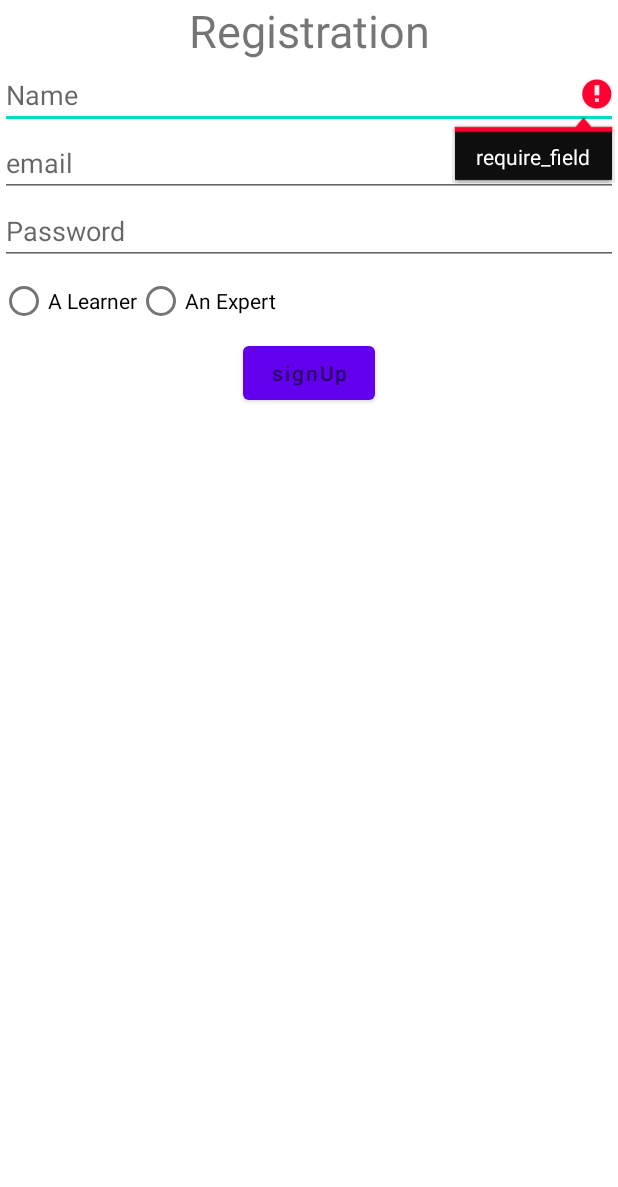
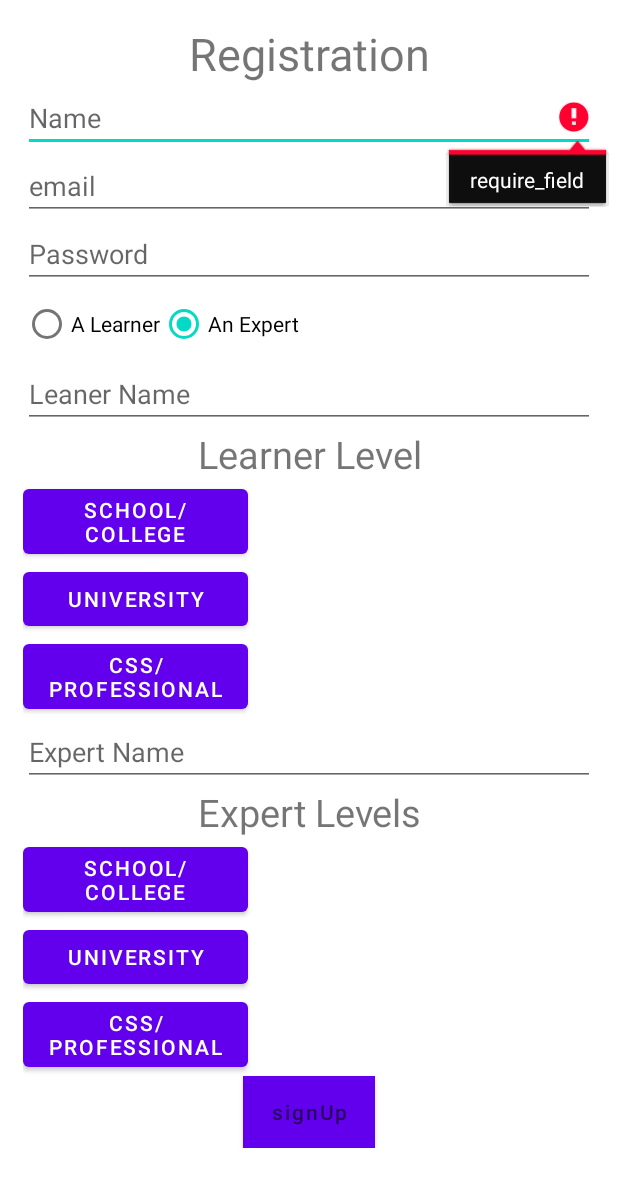
Before and after one commit to hamjabhatti10/nEdge, an Android app: the screen it shows after launch (RegistrationActivity), after a tap on an icon or button, on a phone screen of 412 x 824 dp. Shown: the top 1187 px of the screen. Run offline under Robolectric (Android 15) with nearby library versions, the phone set to English and light mode, and no system bars; our stand-ins replace Firebase (no records; nobody signed in at launch, a user with empty details on screens opened directly); 2 statements that could not run were skipped; 2 other taps on this screen came first.

Commit message:
login and registration design complete.

```diff
--- a/app/src/main/java/com/app/nEdge/ui/activities/RegistrationActivtiy/RegistrationActivity.java
+++ b/app/src/main/java/com/app/nEdge/ui/activities/RegistrationActivtiy/RegistrationActivity.java
@@ -2,12 +2,12 @@ package com.app.nEdge.ui.activities.RegistrationActivtiy;
 
 import androidx.appcompat.app.AppCompatActivity;
 
-import android.content.Intent;
 import android.os.Bundle;
 import android.text.TextUtils;
 import android.view.View;
 import android.widget.Button;
 import android.widget.EditText;
+import android.widget.LinearLayout;
 import android.widget.RadioButton;
 import android.widget.RadioGroup;
 import android.widget.TextView;
@@ -25,11 +25,16 @@ import com.google.firebase.firestore.DocumentReference;
 import com.google.firebase.firestore.FirebaseFirestore;
 
 public class RegistrationActivity extends AppCompatActivity {
-    TextView textViewRegistration;
-    EditText editTextName,editTextEmail,editTextPassword;
-    Button buttonSignUp;
+    TextView textViewRegistration,textViewLearnerLevel,textViewExpertLevel;
+    EditText editTextName,editTextEmail,editTextPassword, editTextLeanerName,
+    editTextExpertName;
+    Button buttonSignUp,buttonSchoolCollege,buttonUniversity,
+            buttonCssProfessional, buttonExpertSchoolCollege,
+            buttonExpertUniversity,buttonExpertCssProfessional;
     RadioGroup radioGroup;
     RadioButton radioButtonLearner,radioButtonExpert;
+
+    LinearLayout expertDesign,learnerDesign;
 
     FirebaseAuth firebaseAuth;
     String userId;
@@ -45,10 +50,15 @@ public class RegistrationActivity extends AppCompatActivity {
     }
 
     private void setListeners() {
-        buttonSignUp.setOnClickListener(new View.OnClickListener() {
+        buttonSignUp.setOnClickListener(view -> validation());
+
+        radioButtonLearner.setOnClickListener(view -> {
+            learnerDesign.setVisibility(View.VISIBLE);
+        });
+        radioButtonExpert.setOnClickListener(new View.OnClickListener() {
             @Override
             public void onClick(View view) {
-                validation();
+                expertDesign.setVisibility(View.VISIBLE);
             }
         });
     }
@@ -104,19 +114,44 @@ public class RegistrationActivity extends AppCompatActivity {
     }
 
     private void initViews() {
+        //EditText
         editTextName=findViewById(R.id.editTextName);
         editTextPassword=findViewById(R.id.editTextPassword);
         editTextEmail=findViewById(R.id.editTextEmail);
-        buttonSignUp=findViewById(R.id.buttonSignUp);
+        editTextLeanerName =findViewById(R.id.editTextLeanerName);
+        editTextExpertName=findViewById(R.id.editTextExpertName);
 
 
+        //Buttons
+        buttonSignUp=findViewById(R.id.buttonSignUp);
+        buttonCssProfessional=findViewById(R.id.buttonCssProfessional);
+        buttonUniversity=findViewById(R.id.buttonUniversity);
+        buttonSchoolCollege=findViewById(R.id.buttonSchoolCollege);
+
+        //ExpertButtons
+        buttonExpertSchoolCollege=findViewById(R.id.buttonExpertSchoolCollege);
+        buttonExpertUniversity=findViewById(R.id.buttonExpertUniversity);
+        buttonExpertCssProfessional=findViewById(R.id.buttonExpertCssProfessional);
+
+        //firebase
         firebaseAuth=FirebaseAuth.getInstance();
         db = FirebaseFirestore.getInstance();
         userCollection = db.collection("User");
 
+        //TextView
         textViewRegistration=findViewById(R.id.textViewRegistration);
+        textViewLearnerLevel=findViewById(R.id.textViewLearnerLevel);
+        textViewExpertLevel=findViewById(R.id.textViewExpertLevel);
+
+        //radioGroup
         radioGroup=findViewById(R.id.radioGroup);
         radioButtonLearner=findViewById(R.id.radioButtonLearner);
         radioButtonExpert=findViewById(R.id.radioButtonExpert);
+
+        //linerLayoutForDesigns
+       learnerDesign=findViewById(R.id.leanerDesign);
+        learnerDesign.setVisibility(View.GONE);
+       expertDesign=findViewById(R.id.expertDesign);
+        expertDesign.setVisibility(View.GONE);
     }
 }
--- a/app/src/main/java/com/app/nEdge/ui/activities/loginActivity/LoginActivity.java
+++ b/app/src/main/java/com/app/nEdge/ui/activities/loginActivity/LoginActivity.java
@@ -21,7 +21,7 @@ import com.google.firebase.auth.FirebaseAuth;
 
 public class LoginActivity extends AppCompatActivity {
      EditText editTextEmailPhone,editTextPassword;
-     Button buttonLogin;
+     Button buttonLogin,buttonSignUp;
      FirebaseAuth firebaseAuth;
 
     @Override
@@ -34,6 +34,10 @@ public class LoginActivity extends AppCompatActivity {
 
     private void setListeners() {
         buttonLogin.setOnClickListener(view -> validation());
+        buttonSignUp.setOnClickListener(view -> {
+            Intent intent= new Intent(LoginActivity.this,RegistrationActivity.class);
+            startActivity(intent);
+        });
     }
 
     private void validation() {
@@ -71,6 +75,7 @@ public class LoginActivity extends AppCompatActivity {
         editTextEmailPhone=findViewById(R.id.editTextEmailPhone);
         editTextPassword=findViewById(R.id.editTextPassword);
         buttonLogin=findViewById(R.id.buttonLogin);
+        buttonSignUp=findViewById(R.id.buttonSignUp);
         firebaseAuth= FirebaseAuth.getInstance();
     }
 }
--- a/app/src/main/res/layout/activity_login.xml
+++ b/app/src/main/res/layout/activity_login.xml
@@ -28,5 +28,12 @@
         android:layout_gravity="center"
         android:text="@string/login"/>
 
+    <Button
+        android:id="@+id/buttonSignUp"
+        android:layout_width="wrap_content"
+        android:layout_height="wrap_content"
+        android:layout_gravity="center"
+        android:text="SignUp"/>
+
 
 </LinearLayout>
--- a/app/src/main/res/layout/activity_registration.xml
+++ b/app/src/main/res/layout/activity_registration.xml
@@ -1,12 +1,16 @@
 <?xml version="1.0" encoding="utf-8"?>
-<LinearLayout xmlns:android="http://schemas.android.com/apk/res/android"
+<ScrollView xmlns:android="http://schemas.android.com/apk/res/android"
     xmlns:app="http://schemas.android.com/apk/res-auto"
     xmlns:tools="http://schemas.android.com/tools"
     android:layout_width="match_parent"
     android:layout_height="match_parent"
+    android:padding="@dimen/_15dp"
     android:orientation="vertical"
     tools:context=".ui.activities.RegistrationActivtiy.RegistrationActivity">
-
+<LinearLayout
+    android:layout_width="match_parent"
+    android:layout_height="wrap_content"
+    android:orientation="vertical">
 <TextView
     android:layout_width="match_parent"
     android:layout_height="wrap_content"
@@ -56,11 +60,98 @@
     </RadioGroup>
 
 
+    //LearnerDesign
+
+    <LinearLayout
+        android:layout_width="match_parent"
+        android:layout_height="wrap_content"
+        android:visibility="gone"
+        android:id="@+id/leanerDesign"
+        android:orientation="vertical">
+
+
+        <EditText
+            android:layout_width="match_parent"
+            android:layout_height="wrap_content"
+            android:id="@+id/editTextLeanerName"
+            android:hint="@string/leaner_name"/>
+
+        <TextView
+            android:layout_width="match_parent"
+            android:layout_height="wrap_content"
+            android:id="@+id/textViewLearnerLevel"
+            android:text="@string/learner_level"
+            android:gravity="center"
+            android:textSize="25sp"/>
+
+    <Button
+        android:layout_width="@dimen/_150dp"
+        android:layout_height="wrap_content"
+        android:id="@+id/buttonSchoolCollege"
+        android:text="@string/school_college"/>
+    <Button
+        android:layout_width="@dimen/_150dp"
+        android:layout_height="wrap_content"
+        android:id="@+id/buttonUniversity"
+        android:text="@string/university"/>
+    <Button
+        android:layout_width="@dimen/_150dp"
+        android:layout_height="wrap_content"
+        android:id="@+id/buttonCssProfessional"
+        android:text="@string/css_professional"/>
+
+    </LinearLayout>
+
+    //ExpertDesign
+    <LinearLayout
+        android:layout_width="match_parent"
+        android:layout_height="wrap_content"
+        android:visibility="gone"
+        android:id="@+id/expertDesign"
+        android:orientation="vertical">
+
+
+    <EditText
+        android:layout_width="match_parent"
+        android:layout_height="wrap_content"
+        android:id="@+id/editTextExpertName"
+        android:hint="@string/expert_name"/>
+
+    <TextView
+        android:layout_width="match_parent"
+        android:layout_height="wrap_content"
+        android:id="@+id/textViewExpertLevel"
+        android:text="@string/expert_levels"
+        android:gravity="center"
+        android:textSize="25sp"/>
+
+    <Button
+        android:layout_width="@dimen/_150dp"
+        android:layout_height="wrap_content"
+        android:id="@+id/buttonExpertSchoolCollege"
+        android:text="@string/school_college"/>
+    <Button
+        android:layout_width="@dimen/_150dp"
+        android:layout_height="wrap_content"
+        android:id="@+id/buttonExpertUniversity"
+        android:text="@string/university"/>
+    <Button
+        android:layout_width="@dimen/_150dp"
+        android:layout_height="wrap_content"
+        android:id="@+id/buttonExpertCssProfessional"
+        android:text="@string/css_professional"/>
+
+    </LinearLayout>
+
     <Button
         android:layout_width="wrap_content"
         android:layout_height="wrap_content"
         android:layout_gravity="center"
+        android:background="@color/color_black"
+        android:textColor="@color/color_white"
         android:id="@+id/buttonSignUp"
         android:hint="@string/signup"/>
 
+
 </LinearLayout>
+</ScrollView>
--- a/app/src/main/res/values/strings.xml
+++ b/app/src/main/res/values/strings.xml
@@ -62,5 +62,12 @@
     <string name="a_learner">A Learner</string>
     <string name="an_expert">An Expert</string>
     <string name="name">Name</string>
+    <string name="leaner_name">Leaner Name</string>
+    <string name="learner_level">Learner Level</string>
+    <string name="school_college">School/College</string>
+    <string name="university">University</string>
+    <string name="css_professional">CSS/Professional</string>
+    <string name="expert_levels">Expert Levels</string>
+    <string name="expert_name">Expert Name</string>
 
 </resources>
```
